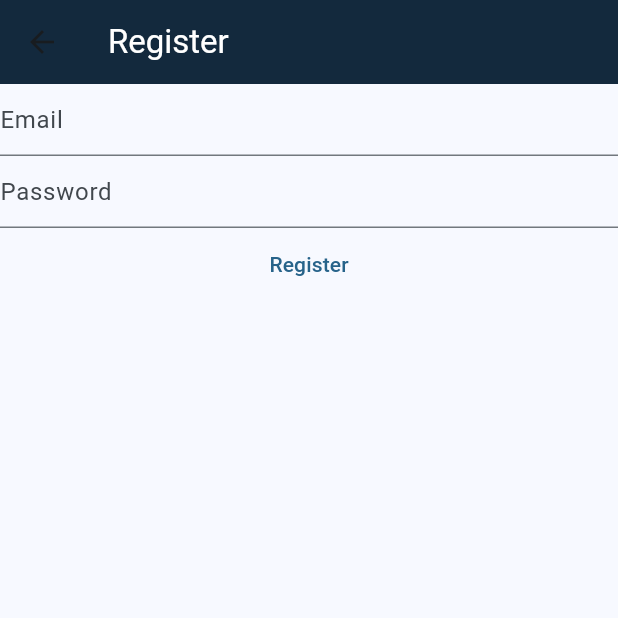
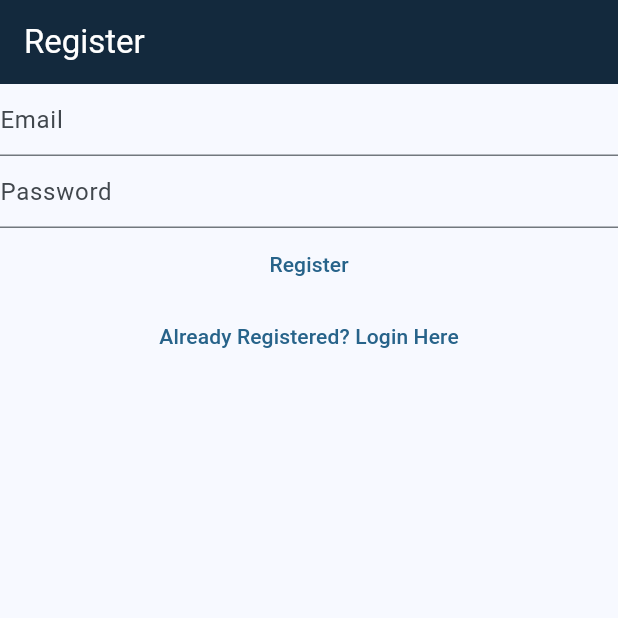
Before and after one commit to pattersondev/flutter-learning-project, a Flutter app: the RegisterView screen opened directly, on a phone screen of 412 x 824 dp, the top half of it. Run offline on Flutter 3.47's test engine with Material 2 defaults, Android fonts, the light colour scheme and no system bars; our stand-ins replace firebase_auth, firebase_core; accounts and stored records are empty.

Commit message:
progress

```diff
--- a/lib/views/register_view.dart
+++ b/lib/views/register_view.dart
@@ -38,15 +38,7 @@
         ),
         backgroundColor: const Color.fromARGB(255, 19, 41, 61),
       ),
-      body: FutureBuilder(
-        future: Firebase.initializeApp(
-            options: DefaultFirebaseOptions.currentPlatform),
-        builder: (context, snapshot) {
-          switch (snapshot.connectionState) {
-            case ConnectionState.waiting:
-              return const Center(child: CircularProgressIndicator());
-            case ConnectionState.done:
-              return Column(
+      body: Column(
         children: [
           TextField(
               controller: _emailController,
@@ -89,12 +81,13 @@
                 }
               },
               child: const Text('Register')),
+          TextButton(
+              onPressed: () {
+                Navigator.of(context)
+                    .pushNamedAndRemoveUntil('/login/', (route) => false);
+              },
+              child: const Text('Already Registered? Login Here'))
         ],
-              );
-            default:
-              return const Center(child: Text('Unexpected error'));
-          }
-        },
       ),
     );
   }
```
Also changed, not shown: lib/main.dart (+17 -18 lines), lib/views/login_view.dart (+7 -14 lines), lib/views/verify_email_view.dart (added, +25 -0 lines). Lines whose indentation alone changed are shown as unchanged.
